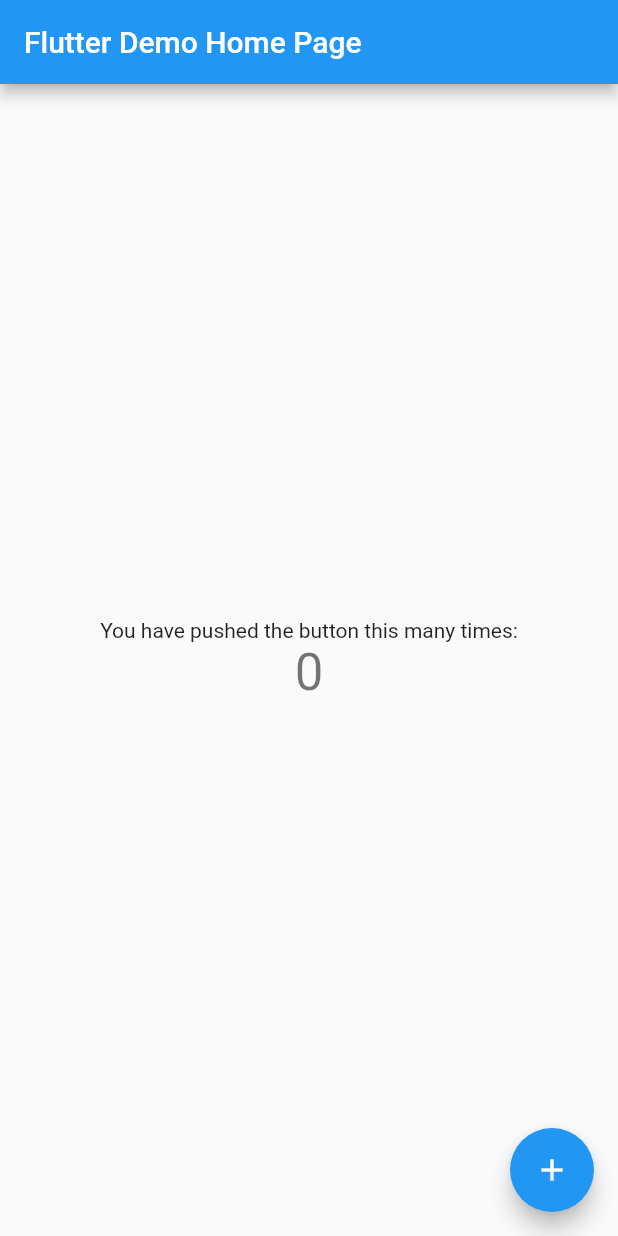
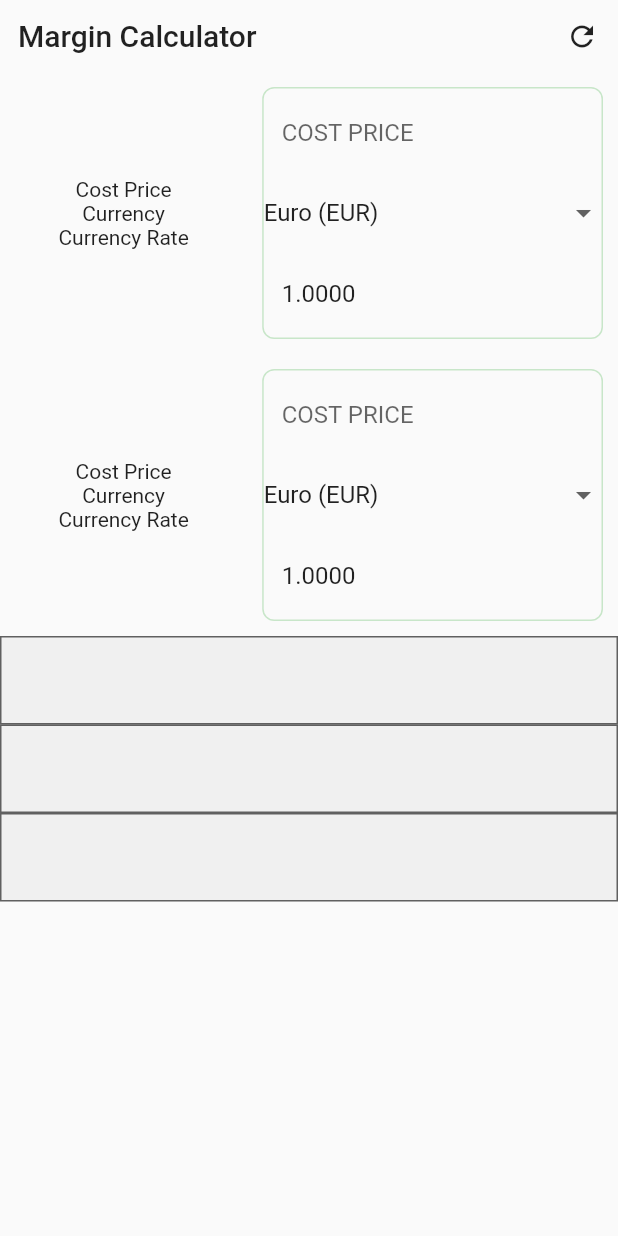
Before and after one commit to mojzu/MarginCalculator, a Flutter app: the screen it shows after launch, on a phone screen of 412 x 824 dp. Run offline on Flutter 3.47's test engine with Material 2 defaults, Android fonts, the light colour scheme and no system bars.

Commit message:
Flutter application development

```diff
--- /dev/null
+++ b/lib/calculator.dart
@@ -0,0 +1,314 @@
+import 'package:flutter/material.dart';
+import 'package:flutter/services.dart';
+import 'package:margin_calculator/calculator_model.dart';
+import 'package:scoped_model/scoped_model.dart';
+
+class Calculator extends StatelessWidget {
+  const Calculator({
+    Key key,
+  }) : super(key: key);
+
+  @override
+  Widget build(BuildContext context) {
+    return Scaffold(
+      body: SafeArea(
+        child: SingleChildScrollView(
+          child: ScopedModelDescendant<CalculatorModel>(
+            builder: (context, child, calculator) => Column(
+                  children: <Widget>[
+                    _Header(
+                      reset: calculator.reset,
+                    ),
+                    _Price(
+                      getCurrencies: () => calculator.currencies,
+                      getPrice: () => calculator.costPrice,
+                      setPrice: calculator.setCostPrice,
+                      getCurrency: () => calculator.costPriceCurrency,
+                      setCurrency: calculator.setCostPriceCurrency,
+                      setCurrencyRate: calculator.setCostPriceCurrencyRate,
+                    ),
+                    _Price(
+                      getCurrencies: () => calculator.currencies,
+                      getPrice: () => calculator.salePrice,
+                      setPrice: calculator.setSalePrice,
+                      getCurrency: () => calculator.salePriceCurrency,
+                      setCurrency: calculator.setSalePriceCurrency,
+                      setCurrencyRate: calculator.setSalePriceCurrencyRate,
+                    ),
+                    _Percentage(
+                      getPercentage: () => calculator.margin,
+                      setPercentage: calculator.setMargin,
+                    ),
+                    _Percentage(
+                      getPercentage: () => calculator.markup,
+                      setPercentage: calculator.setMarkup,
+                    ),
+                    _Discount(
+                      getDiscount: () => calculator.discount,
+                      setDiscount: calculator.setDiscount,
+                    ),
+                  ],
+                ),
+          ),
+        ),
+      ),
+    );
+  }
+}
+
+class _Header extends StatelessWidget {
+  const _Header({
+    Key key,
+    @required this.reset,
+  }) : super(key: key);
+  final VoidCallback reset;
+
+  @override
+  Widget build(BuildContext context) {
+    return Row(
+      children: <Widget>[
+        Expanded(
+          child: Padding(
+            padding: EdgeInsets.all(12.0),
+            child: Text(
+              "Margin Calculator",
+              style: Theme.of(context).primaryTextTheme.title,
+            ),
+          ),
+        ),
+        IconButton(
+          icon: Icon(Icons.refresh),
+          iconSize: 22.0,
+          tooltip: 'Reset Calculator',
+          onPressed: reset,
+        ),
+      ],
+    );
+  }
+}
+
+typedef GetCurrenciesCallback = List<Currency> Function();
+typedef GetCurrencyCallback = Currency Function();
+typedef GetValueCallback = String Function();
+typedef SetValueCallback = void Function(String value);
+
+class _Price extends StatefulWidget {
+  const _Price({
+    Key key,
+    @required this.getCurrencies,
+    @required this.getPrice,
+    @required this.setPrice,
+    @required this.getCurrency,
+    @required this.setCurrency,
+    @required this.setCurrencyRate,
+  }) : super(key: key);
+  final GetCurrenciesCallback getCurrencies;
+  final GetValueCallback getPrice;
+  final SetValueCallback setPrice;
+  final GetCurrencyCallback getCurrency;
+  final SetValueCallback setCurrency;
+  final SetValueCallback setCurrencyRate;
+
+  @override
+  _PriceState createState() => new _PriceState(getCurrencies, getPrice,
+      setPrice, getCurrency, setCurrency, setCurrencyRate);
+}
+
+class _PriceState extends State<_Price> {
+  _PriceState(
+    this.getCurrencies,
+    this.getPrice,
+    this.setPrice,
+    this.getCurrency,
+    this.setCurrency,
+    this.setCurrencyRate,
+  );
+  final GetCurrenciesCallback getCurrencies;
+  final GetValueCallback getPrice;
+  final SetValueCallback setPrice;
+  final GetCurrencyCallback getCurrency;
+  final SetValueCallback setCurrency;
+  final SetValueCallback setCurrencyRate;
+  final TextEditingController c1 = TextEditingController();
+  final TextEditingController c2 = TextEditingController();
+
+  @override
+  dispose() {
+    c1?.dispose();
+    c2?.dispose();
+    super.dispose();
+  }
+
+  @override
+  Widget build(BuildContext context) {
+    if (getPrice() != c1.value.text) {
+      c1.text = getPrice();
+    }
+    if (getCurrency().rate != c2.value.text) {
+      c2.text = getCurrency().rate;
+    }
+    return Row(
+      children: <Widget>[
+        Expanded(
+          flex: 2,
+          child: Column(
+            children: <Widget>[
+              new Text("Cost Price"),
+              new Text("Currency"),
+              new Text("Currency Rate"),
+            ],
+          ),
+        ),
+        Expanded(
+          flex: 3,
+          child: Padding(
+            padding: EdgeInsets.all(10),
+            child: Container(
+              decoration: BoxDecoration(
+                border: Border.all(color: Colors.green.shade100, width: 1),
+                borderRadius: BorderRadius.circular(8),
+              ),
+              child: Column(
+                crossAxisAlignment: CrossAxisAlignment.stretch,
+                children: <Widget>[
+                  TextField(
+                    controller: c1,
+                    decoration: InputDecoration(
+                        hintText: "COST PRICE",
+                        border: OutlineInputBorder(
+                          borderSide: BorderSide.none,
+                        )),
+                    keyboardType: TextInputType.number,
+                    onChanged: setPrice,
+                  ),
+                    DropdownButtonHideUnderline(
+                      child: DropdownButton<String>(
+                        value: getCurrency().code,
+                        // isDense: true,
+                        onChanged: setCurrency,
+                        // style: TextStyle(decoration: )
+                        items: getCurrencies().map((value) {
+                          return DropdownMenuItem(
+                            value: value.code,
+                            child: Text(value.text),
+                          );
+                        }).toList(),
+                      ),
+                    ),
+                  // ),
+                  TextField(
+                    controller: c2,
+                    decoration: InputDecoration(
+                        hintText: "COST PRICE CURRENCY RATE",
+                        border: OutlineInputBorder(
+                          borderSide: BorderSide.none,
+                        )),
+                    keyboardType: TextInputType.number,
+                    onChanged: setCurrencyRate,
+                  ),
+                ],
+              ),
+            ),
+          ),
+        ),
+      ],
+    );
+  }
+}
+
+class _Percentage extends StatefulWidget {
+  const _Percentage({
+    Key key,
+    @required this.getPercentage,
+    @required this.setPercentage,
+  }) : super(key: key);
+  final GetValueCallback getPercentage;
+  final SetValueCallback setPercentage;
+
+  @override
+  _PercentageState createState() =>
+      new _PercentageState(getPercentage, setPercentage);
+}
+
+class _PercentageState extends State<_Percentage> {
+  _PercentageState(
+    this.getPercentage,
+    this.setPercentage,
+  );
+  final GetValueCallback getPercentage;
+  final SetValueCallback setPercentage;
+  final TextEditingController c1 = TextEditingController();
+
+  @override
+  dispose() {
+    c1?.dispose();
+    super.dispose();
+  }
+
+  @override
+  Widget build(BuildContext context) {
+    if (getPercentage() != c1.value.text) {
+      c1.text = getPercentage();
+    }
+    return Column(
+      children: <Widget>[
+        TextField(
+          controller: c1,
+          decoration: InputDecoration(
+              filled: true,
+              border: OutlineInputBorder(borderRadius: BorderRadius.zero)),
+          keyboardType: TextInputType.number,
+          onChanged: setPercentage,
+        ),
+      ],
+    );
+  }
+}
+
+class _Discount extends StatefulWidget {
+  const _Discount({
+    Key key,
+    @required this.getDiscount,
+    @required this.setDiscount,
+  }) : super(key: key);
+  final GetValueCallback getDiscount;
+  final SetValueCallback setDiscount;
+
+  @override
+  _DiscountState createState() => new _DiscountState(getDiscount, setDiscount);
+}
+
+class _DiscountState extends State<_Discount> {
+  _DiscountState(
+    this.getDiscount,
+    this.setDiscount,
+  );
+  final GetValueCallback getDiscount;
+  final SetValueCallback setDiscount;
+  final TextEditingController c1 = TextEditingController();
+
+  @override
+  dispose() {
+    c1?.dispose();
+    super.dispose();
+  }
+
+  @override
+  Widget build(BuildContext context) {
+    if (getDiscount() != c1.value.text) {
+      c1.text = getDiscount();
+    }
+    return Column(
+      children: <Widget>[
+        TextField(
+          controller: c1,
+          decoration: InputDecoration(
+              filled: true,
+              border: OutlineInputBorder(borderRadius: BorderRadius.zero)),
+          keyboardType: TextInputType.number,
+          onChanged: setDiscount,
+        ),
+      ],
+    );
+  }
+}
--- /dev/null
+++ b/lib/calculator_model.dart
@@ -0,0 +1,162 @@
+import 'package:flutter/material.dart';
+import 'package:scoped_model/scoped_model.dart';
+import 'package:http/http.dart' as http;
+import 'package:xml/xml.dart' as xml;
+
+class Currency {
+  Currency(this.code, this.text, this.rate);
+  String code;
+  String text;
+  String rate;
+}
+
+class CalculatorModel extends Model {
+  CalculatorModel();
+
+  static CalculatorModel of(BuildContext context) =>
+      ScopedModel.of<CalculatorModel>(context);
+
+  List<Currency> _currencies = [];
+  String _costPrice = "";
+  String _costPriceCurrency = "EUR";
+  String _salePrice = "";
+  String _salePriceCurrency = "EUR";
+  String _margin = "";
+  String _markup = "";
+  String _discount = "";
+
+  List<Currency> get currencies => _currencies;
+  String get costPrice => _costPrice;
+  Currency get costPriceCurrency => _getCurrency(_costPriceCurrency);
+  String get salePrice => _salePrice;
+  Currency get salePriceCurrency => _getCurrency(_salePriceCurrency);
+  String get margin => _margin;
+  String get markup => _markup;
+  String get discount => _discount;
+
+  reset() {
+    print("TODO: Reset");
+    _costPrice = "";
+    _salePrice = "";
+    _margin = "";
+    _markup = "";
+    _discount = "";
+    notifyListeners();
+  }
+
+  setCostPrice(String value) {
+    _costPrice = value;
+    notifyListeners();
+  }
+
+  setCostPriceCurrency(String value) {
+    _costPriceCurrency = value;
+    notifyListeners();
+  }
+
+  setCostPriceCurrencyRate(String value) {
+    _setCurrencyRate(_costPriceCurrency, value);
+    notifyListeners();
+  }
+
+  setSalePrice(String value) {
+    _salePrice = value;
+    notifyListeners();
+  }
+
+  setSalePriceCurrency(String value) {
+    _salePriceCurrency = value;
+    notifyListeners();
+  }
+
+  setSalePriceCurrencyRate(String value) {
+    _setCurrencyRate(_salePriceCurrency, value);
+    notifyListeners();
+  }
+
+  setMargin(String value) {
+    _margin = value;
+    notifyListeners();
+  }
+
+  setMarkup(String value) {
+    _markup = value;
+    notifyListeners();
+  }
+
+  setDiscount(String value) {
+    _discount = value;
+    notifyListeners();
+  }
+
+  _defaultCurrenciesRates() {
+    _currencies = [
+      Currency("EUR", "Euro (EUR)", "1.0000"),
+      Currency("GBP", "Pound Sterling (GBP)", "0.86250"),
+      Currency("USD", "US Dollar (USD)", "1.1230"),
+      Currency("JPY", "Yen (JPY)", "123.25"),
+      Currency("BGN", "Bulgarian Lev (BGN)", "1.9558"),
+      Currency("CZK", "Czech Koruna (CZK)", "25.732"),
+      Currency("DKK", "Danish Krone (DKK)", "7.4658"),
+      Currency("HUF", "Forint (HUF)", "323.52"),
+      Currency("PLN", "Zloty (PLN)", "4.2960"),
+      Currency("RON", "Romanian Leu (RON)", "4.7598"),
+      Currency("SEK", "Swedish Krona (SEK)", "10.8108"),
+      Currency("CHF", "Swiss Franc (CHF)", "1.1378"),
+      Currency("ISK", "Icelandic Krona (ISK)", "137.00"),
+      Currency("NOK", "Norwegian Krone (NOK)", "9.8193"),
+      Currency("HRK", "Kuna (HRK)", "7.4090"),
+      Currency("RUB", "Russian Ruble (RUB)", "73.3493"),
+      Currency("TRY", "Turkish Lira (TRY)", "6.8837"),
+      Currency("AUD", "Australian Dollar (AUD)", "1.6059"),
+      Currency("BRL", "Brazilian Real (BRL)", "4.4405"),
+      Currency("CAD", "Canadian Dollar (CAD)", "1.5132"),
+      Currency("CNY", "Yuan Renminbi (CNY)", "7.6628"),
+      Currency("HKD", "Hong Kong Dollar (HKD)", "8.8135"),
+      Currency("IDR", "Rupiah (IDR)", "16177.38"),
+      Currency("ILS", "New Israeli Sheqel (ILS)", "4.0004"),
+      Currency("INR", "Indian Rupee (INR)", "78.6075"),
+      Currency("KRW", "Won (KRW)", "1325.32"),
+      Currency("MXN", "Mexican Peso (MXN)", "21.5589"),
+      Currency("MYR", "Malaysian Ringgit (MYR)", "4.6781"),
+      Currency("NZD", "New Zealand Dollar (NZD)", "1.7025"),
+      Currency("PHP", "Philippine Peso (PHP)", "58.722"),
+      Currency("SGD", "Singapore Dollar (SGD)", "1.5305"),
+      Currency("THB", "Baht (THB)", "35.464"),
+      Currency("ZAR", "Rand (ZAR)", "15.9762"),
+    ];
+  }
+
+  // TODO: Currency conversion support.
+  Future<void> fetchCurrenciesRates() async {
+    _defaultCurrenciesRates();
+    notifyListeners();
+
+    // final response = await http
+    //     .get('https://www.ecb.europa.eu/stats/eurofxref/eurofxref-daily.xml');
+    // if (response.statusCode == 200) {
+    //   final document = xml.parse(response.body);
+    //   print(document.findAllElements("Cube"));
+    // } else {
+    //   print("TODO: Handle fetch failure");
+    //   print(response.body);
+    // }
+  }
+
+  Currency _getCurrency(String code) {
+    for (var currency in _currencies) {
+      if (currency.code == code) {
+        return currency;
+      }
+    }
+    return null;
+  }
+
+  _setCurrencyRate(String code, String rate) {
+    for (var currency in _currencies) {
+      if (currency.code == code) {
+        currency.rate = rate;
+      }
+    }
+  }
+}
--- a/lib/main.dart
+++ b/lib/main.dart
@@ -1,111 +1,72 @@
 import 'package:flutter/material.dart';
+import 'package:margin_calculator/calculator.dart';
+import 'package:margin_calculator/calculator_model.dart';
+import 'package:scoped_model/scoped_model.dart';
 
-void main() => runApp(MyApp());
+// TODO: Sentry integration.
+// <https://github.com/flutter/sentry>
 
-class MyApp extends StatelessWidget {
-  // This widget is the root of your application.
-  @override
-  Widget build(BuildContext context) {
-    return MaterialApp(
-      title: 'Flutter Demo',
-      theme: ThemeData(
-        // This is the theme of your application.
-        //
-        // Try running your application with "flutter run". You'll see the
-        // application has a blue toolbar. Then, without quitting the app, try
-        // changing the primarySwatch below to Colors.green and then invoke
-        // "hot reload" (press "r" in the console where you ran "flutter run",
-        // or simply save your changes to "hot reload" in a Flutter IDE).
-        // Notice that the counter didn't reset back to zero; the application
-        // is not restarted.
-        primarySwatch: Colors.blue,
-      ),
-      home: MyHomePage(title: 'Flutter Demo Home Page'),
-    );
-  }
+void main() {
+  final calculator = CalculatorModel();
+
+  runApp(
+    ScopedModel<CalculatorModel>(
+      model: calculator,
+      child: _App(model: calculator),
+    ),
+  );
 }
 
-class MyHomePage extends StatefulWidget {
-  MyHomePage({Key key, this.title}) : super(key: key);
-
-  // This widget is the home page of your application. It is stateful, meaning
-  // that it has a State object (defined below) that contains fields that affect
-  // how it looks.
-
-  // This class is the configuration for the state. It holds the values (in this
-  // case the title) provided by the parent (in this case the App widget) and
-  // used by the build method of the State. Fields in a Widget subclass are
-  // always marked "final".
-
-  final String title;
+class _App extends StatefulWidget {
+  const _App({
+    Key key,
+    @required this.model,
+  }) : super(key: key);
+  final CalculatorModel model;
 
   @override
-  _MyHomePageState createState() => _MyHomePageState();
+  _AppState createState() => new _AppState(model);
 }
 
-class _MyHomePageState extends State<MyHomePage> {
-  int _counter = 0;
+class _AppState extends State<_App> {
+  _AppState(
+    this.model,
+  );
+  final CalculatorModel model;
+  Future<void> fetch;
 
-  void _incrementCounter() {
-    setState(() {
-      // This call to setState tells the Flutter framework that something has
-      // changed in this State, which causes it to rerun the build method below
-      // so that the display can reflect the updated values. If we changed
-      // _counter without calling setState(), then the build method would not be
-      // called again, and so nothing would appear to happen.
-      _counter++;
+  @override
+  void initState() {
+    fetch = model.fetchCurrenciesRates().then((_) {
+      setState(() {});
     });
+    super.initState();
   }
 
   @override
   Widget build(BuildContext context) {
-    // This method is rerun every time setState is called, for instance as done
-    // by the _incrementCounter method above.
-    //
-    // The Flutter framework has been optimized to make rerunning build methods
-    // fast, so that you can just rebuild anything that needs updating rather
-    // than having to individually change instances of widgets.
-    return Scaffold(
-      appBar: AppBar(
-        // Here we take the value from the MyHomePage object that was created by
-        // the App.build method, and use it to set our appbar title.
-        title: Text(widget.title),
+    return MaterialApp(
+      debugShowCheckedModeBanner: false,
+      title: 'Margin Calculator',
+      theme: ThemeData(
+        primarySwatch: Colors.lightGreen,
       ),
-      body: Center(
-        // Center is a layout widget. It takes a single child and positions it
-        // in the middle of the parent.
-        child: Column(
-          // Column is also layout widget. It takes a list of children and
-          // arranges them vertically. By default, it sizes itself to fit its
-          // children horizontally, and tries to be as tall as its parent.
-          //
-          // Invoke "debug painting" (press "p" in the console, choose the
-          // "Toggle Debug Paint" action from the Flutter Inspector in Android
-          // Studio, or the "Toggle Debug Paint" command in Visual Studio Code)
-          // to see the wireframe for each widget.
-          //
-          // Column has various properties to control how it sizes itself and
-          // how it positions its children. Here we use mainAxisAlignment to
-          // center the children vertically; the main axis here is the vertical
-          // axis because Columns are vertical (the cross axis would be
-          // horizontal).
-          mainAxisAlignment: MainAxisAlignment.center,
-          children: <Widget>[
-            Text(
-              'You have pushed the button this many times:',
+      initialRoute: '/',
+      routes: {
+        '/': (context) => FutureBuilder(
+              future: fetch,
+              builder: (context, snapshot) {
+                switch (snapshot.connectionState) {
+                  case ConnectionState.none:
+                  case ConnectionState.waiting:
+                    return Center(child: new CircularProgressIndicator());
+                  default:
+                    // TODO: Handle error.
+                    return Calculator();
+                }
+              },
             ),
-            Text(
-              '$_counter',
-              style: Theme.of(context).textTheme.display1,
-            ),
-          ],
-        ),
-      ),
-      floatingActionButton: FloatingActionButton(
-        onPressed: _incrementCounter,
-        tooltip: 'Increment',
-        child: Icon(Icons.add),
-      ), // This trailing comma makes auto-formatting nicer for build methods.
+      },
     );
   }
 }
--- a/pubspec.yaml
+++ b/pubspec.yaml
@@ -8,6 +8,10 @@
 dependencies:
   flutter:
     sdk: flutter
+
+  http: ^0.12.0+2
+  scoped_model: ^1.0.0
+  xml: ^3.4.1
 
 dev_dependencies:
   flutter_test:
```
Also changed, not shown: pubspec.lock, 2 other files.
